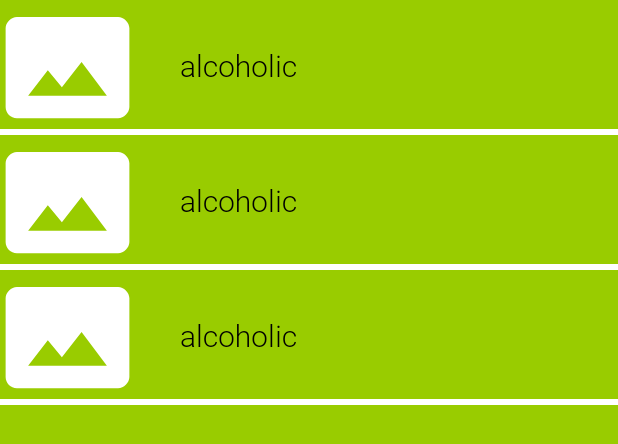
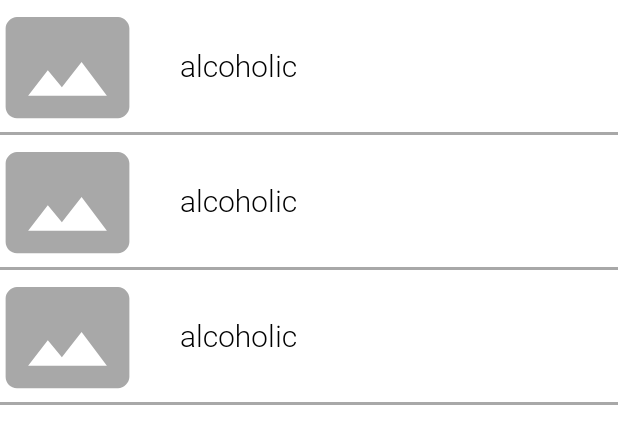
Before and after one commit to MoyshaGG/PracticWork, an Android app: the layout fragment_non_alcohol.xml on its own in the app's theme, with its tools: preview values and no code run, on a phone screen of 412 x 824 dp. Shown: the top 444 px of the screen. Run offline under Robolectric (Android 15) with nearby library versions, the phone set to English and light mode, and no system bars.

Commit message:
initial commit complete design

```diff
--- a/app/src/main/res/layout/fragment_non_alcohol.xml
+++ b/app/src/main/res/layout/fragment_non_alcohol.xml
@@ -4,7 +4,6 @@
     android:layout_width="match_parent"
     android:layout_height="match_parent"
 
-    android:background="@android:color/holo_green_light"
     xmlns:tools="http://schemas.android.com/tools">
 
     <androidx.recyclerview.widget.RecyclerView
--- a/app/src/main/res/layout/item_alcohol.xml
+++ b/app/src/main/res/layout/item_alcohol.xml
@@ -20,6 +20,7 @@
             android:id="@+id/imageAlcoholRecycle"
             android:layout_width="90dp"
             android:layout_height="90dp"
+            android:backgroundTint="@color/grey"
             android:background="@drawable/donwloadimagewhite_24"
 
             />
@@ -41,8 +42,8 @@
     <View
 
         android:layout_width="match_parent"
-        android:layout_height="4dp"
-        android:background="@color/white"
+        android:layout_height="2dp"
+        android:background="@color/grey"
         app:layout_constraintBottom_toBottomOf="@+id/linearLayout" />
 
 
```
